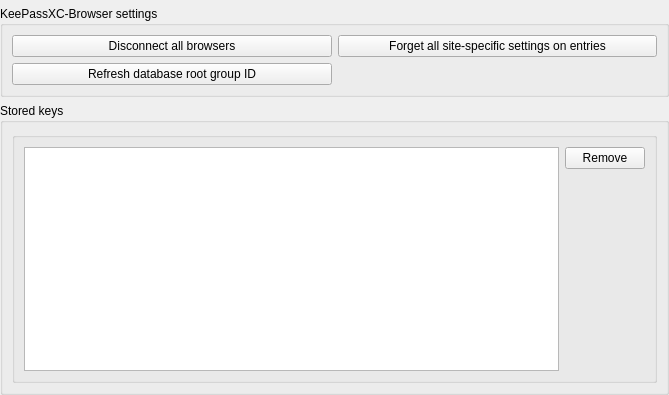
The window that src/gui/dbsettings/DatabaseSettingsWidgetBrowser.ui (keepassxreboot/keepassxc) describes before a commit, drawn with Qt 5.
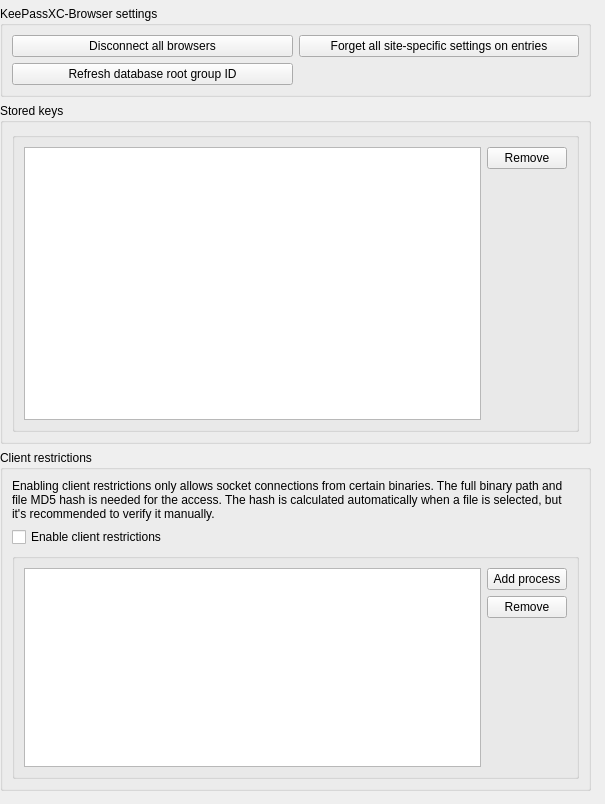
The same window after the commit. Custom widgets are drawn as their Qt base class.

```diff
--- a/src/gui/dbsettings/DatabaseSettingsWidgetBrowser.ui
+++ b/src/gui/dbsettings/DatabaseSettingsWidgetBrowser.ui
@@ -6,8 +6,8 @@
    <rect>
     <x>0</x>
     <y>0</y>
-    <width>669</width>
-    <height>395</height>
+    <width>605</width>
+    <height>804</height>
    </rect>
   </property>
   <property name="sizePolicy">
@@ -22,6 +22,45 @@
     <height>0</height>
    </size>
   </property>
+  <widget class="QScrollArea" name="scrollArea">
+   <property name="geometry">
+    <rect>
+     <x>0</x>
+     <y>0</y>
+     <width>591</width>
+     <height>791</height>
+    </rect>
+   </property>
+   <property name="sizePolicy">
+    <sizepolicy hsizetype="Expanding" vsizetype="Preferred">
+     <horstretch>0</horstretch>
+     <verstretch>0</verstretch>
+    </sizepolicy>
+   </property>
+   <property name="frameShape">
+    <enum>QFrame::NoFrame</enum>
+   </property>
+   <property name="frameShadow">
+    <enum>QFrame::Plain</enum>
+   </property>
+   <property name="horizontalScrollBarPolicy">
+    <enum>Qt::ScrollBarAlwaysOff</enum>
+   </property>
+   <property name="sizeAdjustPolicy">
+    <enum>QAbstractScrollArea::AdjustIgnored</enum>
+   </property>
+   <property name="widgetResizable">
+    <bool>true</bool>
+   </property>
+   <widget class="QWidget" name="scrollAreaWidgetContents">
+    <property name="geometry">
+     <rect>
+      <x>0</x>
+      <y>0</y>
+      <width>591</width>
+      <height>791</height>
+     </rect>
+    </property>
   <layout class="QVBoxLayout" name="verticalLayout">
    <property name="leftMargin">
     <number>0</number>
@@ -157,7 +196,107 @@
      </layout>
     </widget>
    </item>
-  </layout>
+     <item>
+      <widget class="QGroupBox" name="groupBox_4">
+       <property name="enabled">
+        <bool>true</bool>
+       </property>
+       <property name="title">
+        <string>Client restrictions</string>
+       </property>
+       <layout class="QVBoxLayout" name="verticalLayout_2">
+        <item>
+         <widget class="QLabel" name="clientRestrictionsLabel">
+          <property name="text">
+           <string>Enabling client restrictions only allows socket connections from certain binaries. The full binary path and file MD5 hash is needed for the access. The hash is calculated automatically when a file is selected, but it's recommended to verify it manually.</string>
+          </property>
+          <property name="textFormat">
+           <enum>Qt::PlainText</enum>
+          </property>
+          <property name="wordWrap">
+           <bool>true</bool>
+          </property>
+         </widget>
+        </item>
+        <item>
+         <widget class="QCheckBox" name="clientRestrictionsCheckbox">
+          <property name="text">
+           <string>Enable client restrictions</string>
+          </property>
+         </widget>
+        </item>
+        <item>
+         <layout class="QHBoxLayout" name="horizontalLayout_6">
+          <item>
+           <widget class="QGroupBox" name="groupBox_5">
+            <layout class="QHBoxLayout" name="horizontalLayout_7">
+             <item>
+              <widget class="QTableView" name="clientRestrictionsTable">
+               <property name="accessibleName">
+                <string>Allowed processes</string>
+               </property>
+               <property name="editTriggers">
+                <set>QAbstractItemView::NoEditTriggers</set>
+               </property>
+               <property name="selectionBehavior">
+                <enum>QAbstractItemView::SelectRows</enum>
+               </property>
+               <attribute name="horizontalHeaderDefaultSectionSize">
+                <number>200</number>
+               </attribute>
+               <attribute name="horizontalHeaderStretchLastSection">
+                <bool>true</bool>
+               </attribute>
+               <attribute name="verticalHeaderVisible">
+                <bool>false</bool>
+               </attribute>
+              </widget>
+             </item>
+             <item>
+              <layout class="QVBoxLayout" name="verticalLayout_5">
+               <item>
+                <widget class="QPushButton" name="addAllowedProcessButton">
+                 <property name="text">
+                  <string>Add process</string>
+                 </property>
+                </widget>
+               </item>
+               <item>
+                <widget class="QPushButton" name="removeAllowedProcessButton">
+                 <property name="accessibleName">
+                  <string>Remove selected process</string>
+                 </property>
+                 <property name="text">
+                  <string>Remove</string>
+                 </property>
+                </widget>
+               </item>
+               <item>
+                <spacer name="verticalSpacer">
+                 <property name="orientation">
+                  <enum>Qt::Vertical</enum>
+                 </property>
+                 <property name="sizeHint" stdset="0">
+                  <size>
+                   <width>20</width>
+                   <height>40</height>
+                  </size>
+                 </property>
+                </spacer>
+               </item>
+              </layout>
+             </item>
+            </layout>
+           </widget>
+          </item>
+         </layout>
+        </item>
+       </layout>
+      </widget>
+     </item>
+    </layout>
+   </widget>
+  </widget>
  </widget>
  <customwidgets>
   <customwidget>
```
Left out of the diff: 26 changed lines with no effect on the pictures. Lines whose indentation alone changed are shown as unchanged.
